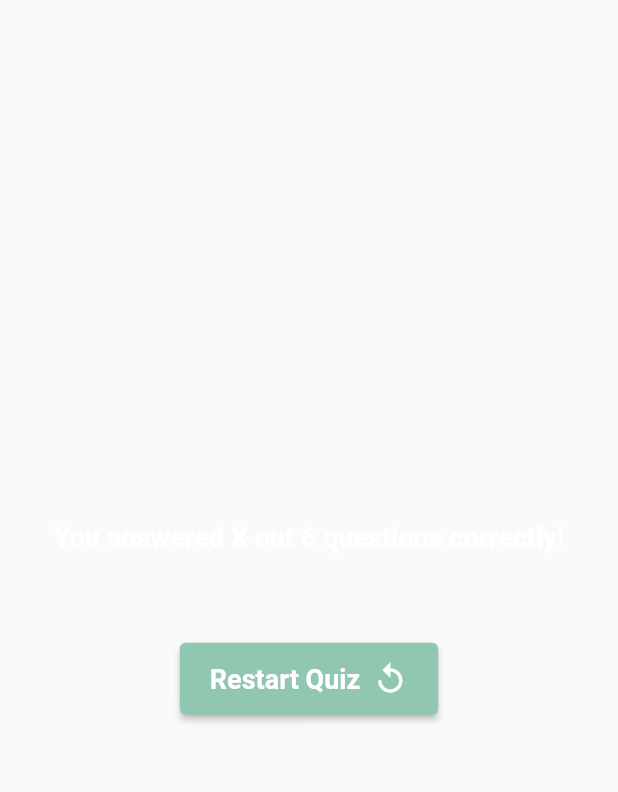
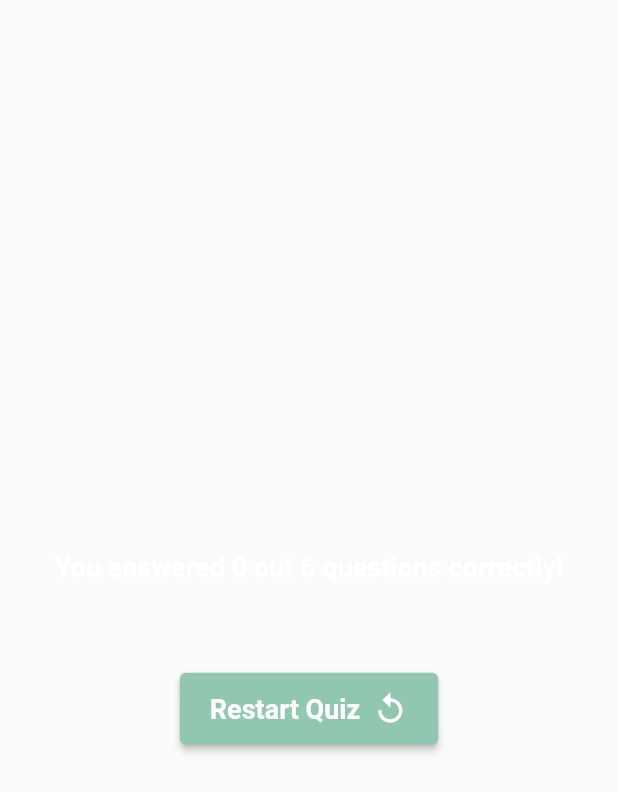
Before and after one commit to JoaoVitorLima242/quiz_game, a Flutter app: the ResultScreen widget shown alone on an empty page, opened directly with empty values, on a phone screen of 412 x 824 dp. Shown: the top 792 px of the screen. Run offline on Flutter 3.47's test engine with Material 2 defaults, Android fonts, the phone set to English and light mode, and no system bars.

Commit message:
adjusting right answer count

```diff
--- a/lib/screens/result_screen.dart
+++ b/lib/screens/result_screen.dart
@@ -17,8 +17,22 @@ class ResultScreen extends StatelessWidget {
 
   final questionsLength = questions.length;
 
+  int getNumberOfRightAnswer() {
+    int count = 0;
+
+    for (final Result item in results) {
+      if (item.rightAnswer == item.chosenAnswer) {
+        count++;
+      }
+    }
+
+    return count;
+  }
+
   @override
   Widget build(BuildContext context) {
+    final numberOfRightAnswer = getNumberOfRightAnswer();
+
     return Container(
       padding: const EdgeInsets.symmetric(vertical: 40),
       child: Center(
@@ -26,8 +40,11 @@ class ResultScreen extends StatelessWidget {
           child: Column(
             mainAxisSize: MainAxisSize.min,
             children: [
+              const SizedBox(
+                height: 40,
+              ),
               CustomText(
-                'You answered X out $questionsLength questions correctly!',
+                'You answered $numberOfRightAnswer out $questionsLength questions correctly!',
               ),
               const SizedBox(height: 30),
               ...results.map(
```
